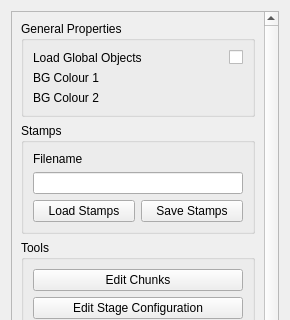
Old version of the form RetroEDv2/tools/sceneproperties/scenepropertiesv5.ui in the repository RSDKModding/RetroED; both pictures show x 0 to 290 and y 0 to 320 of the 290 by 680 pixel window.
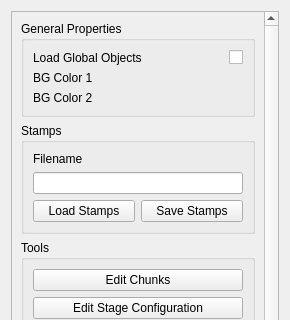
New version of the form.

Commit message: you may now edit colours :smile_cat:

The edit to the form file:
```diff
--- a/RetroEDv2/tools/sceneproperties/scenepropertiesv5.ui
+++ b/RetroEDv2/tools/sceneproperties/scenepropertiesv5.ui
@@ -29,7 +29,7 @@
       <property name="geometry">
        <rect>
         <x>0</x>
-        <y>-102</y>
+        <y>0</y>
         <width>256</width>
         <height>1054</height>
        </rect>
@@ -51,14 +51,14 @@
           <item row="1" column="0">
            <widget class="QLabel" name="label_3">
             <property name="text">
-             <string>BG Colour 1</string>
+             <string>BG Color 1</string>
             </property>
            </widget>
           </item>
           <item row="2" column="0">
            <widget class="QLabel" name="label_4">
             <property name="text">
-             <string>BG Colour 2</string>
+             <string>BG Color 2</string>
             </property>
            </widget>
           </item>
```
The commit also changes 53 other files.
